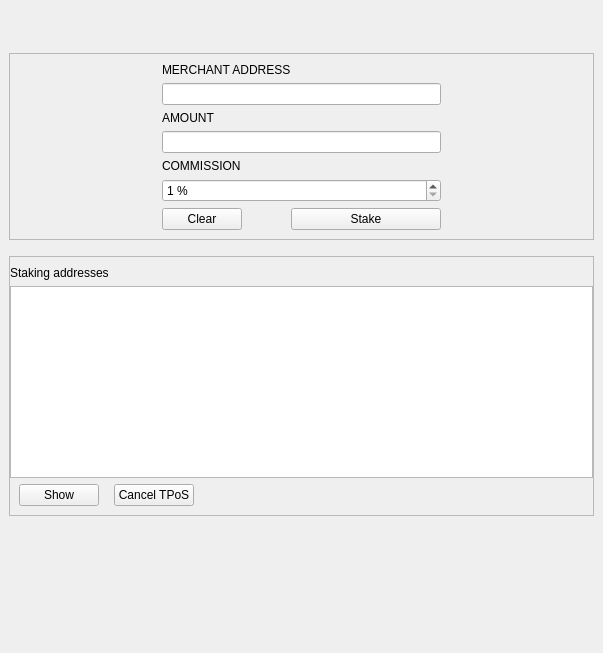
First picture: the form in src/qt/forms/tpospage.ui, repository X9Developers/XSN, before the edit.
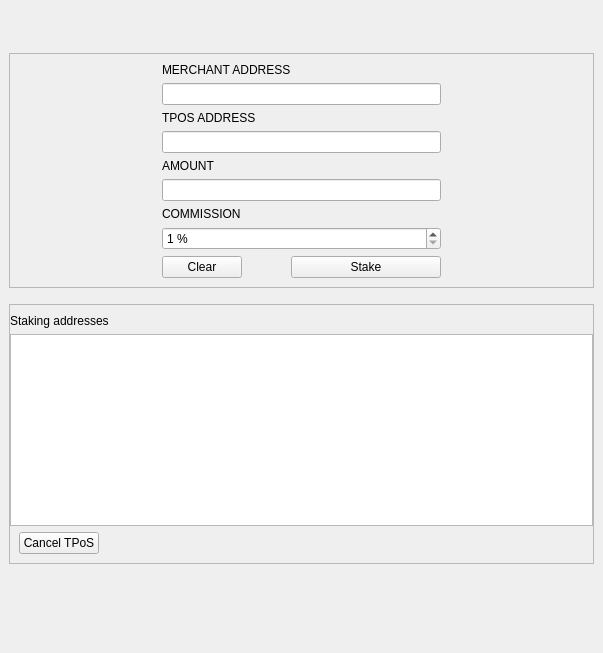
Second picture: the form after the edit. Custom widgets are drawn as their Qt base class.

Commit message: Updated UI for tpos owner. Added creating of tpos contract

```diff
--- a/src/qt/forms/tpospage.ui
+++ b/src/qt/forms/tpospage.ui
@@ -131,6 +131,35 @@
              </property>
             </widget>
            </item>
+           <item>
+            <widget class="QLabel" name="labelLabel_2">
+             <property name="toolTip">
+              <string>Merchant public key which is used to identify TPoS service provider.</string>
+             </property>
+             <property name="text">
+              <string>TPOS ADDRESS</string>
+             </property>
+             <property name="alignment">
+              <set>Qt::AlignBottom|Qt::AlignLeading|Qt::AlignLeft</set>
+             </property>
+             <property name="buddy">
+              <cstring>merchantAddress</cstring>
+             </property>
+            </widget>
+           </item>
+           <item>
+            <widget class="QLineEdit" name="tposAddress">
+             <property name="minimumSize">
+              <size>
+               <width>0</width>
+               <height>0</height>
+              </size>
+             </property>
+             <property name="toolTip">
+              <string>An optional label to associate with the new receiving address.</string>
+             </property>
+            </widget>
+           </item>
            <item>
             <widget class="QLabel" name="amountLabel">
              <property name="toolTip">
@@ -393,28 +422,6 @@
            <property name="leftMargin">
             <number>9</number>
            </property>
-           <item>
-            <widget class="QPushButton" name="showRequestButton">
-             <property name="enabled">
-              <bool>true</bool>
-             </property>
-             <property name="toolTip">
-              <string>Show the selected request (does the same as double clicking an entry)</string>
-             </property>
-             <property name="text">
-              <string>Show</string>
-             </property>
-             <property name="autoDefault">
-              <bool>false</bool>
-             </property>
-             <property name="default">
-              <bool>false</bool>
-             </property>
-             <property name="flat">
-              <bool>false</bool>
-             </property>
-            </widget>
-           </item>
            <item>
             <widget class="QPushButton" name="removeRequestButton">
              <property name="enabled">
```
The commit also changes 2 other files.
